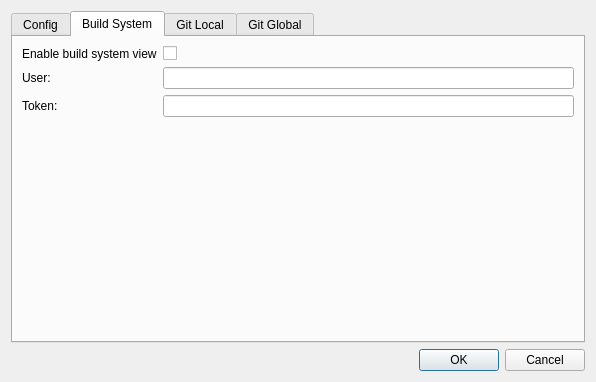
francescmm/GitQlient, file src/aux_widgets/RepoConfigDlg.ui: the form before one commit.
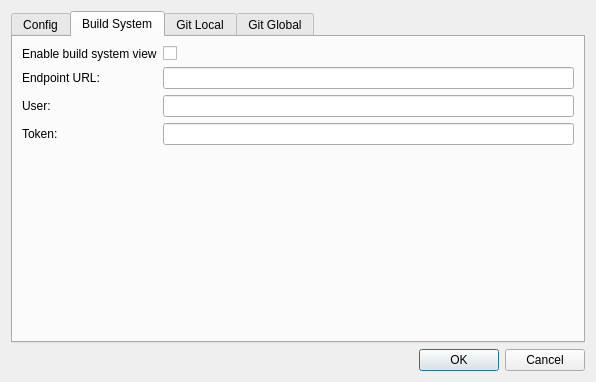
The form after the commit. The open tabs and pages were chosen to show the change. Icons and pictures are not drawn. Custom widgets are drawn as their Qt base class.

Commit message: Adding URL to the build system params

Patch:
```diff
--- a/src/aux_widgets/RepoConfigDlg.ui
+++ b/src/aux_widgets/RepoConfigDlg.ui
@@ -197,21 +197,21 @@
          </property>
         </widget>
        </item>
-       <item row="1" column="0">
+       <item row="2" column="0">
         <widget class="QLabel" name="leBsUserLabel">
          <property name="text">
           <string>User:</string>
          </property>
         </widget>
        </item>
-       <item row="2" column="0">
+       <item row="3" column="0">
         <widget class="QLabel" name="leBsTokenLabel">
          <property name="text">
           <string>Token:</string>
          </property>
         </widget>
        </item>
-       <item row="3" column="0">
+       <item row="4" column="0">
         <spacer name="verticalSpacer_2">
          <property name="orientation">
           <enum>Qt::Vertical</enum>
@@ -224,11 +224,25 @@
          </property>
         </spacer>
        </item>
-       <item row="1" column="1">
-        <widget class="QLineEdit" name="leBsUser"/>
-       </item>
        <item row="2" column="1">
-        <widget class="QLineEdit" name="leBsToken"/>
+        <widget class="QLineEdit" name="leBsUser"/>
+       </item>
+       <item row="3" column="1">
+        <widget class="QLineEdit" name="leBsToken">
+         <property name="echoMode">
+          <enum>QLineEdit::Password</enum>
+         </property>
+        </widget>
+       </item>
+       <item row="1" column="0">
+        <widget class="QLabel" name="leBsUrlLabel">
+         <property name="text">
+          <string>Endpoint URL:</string>
+         </property>
+        </widget>
+       </item>
+       <item row="1" column="1">
+        <widget class="QLineEdit" name="leBsUrl"/>
        </item>
       </layout>
      </widget>
```
Left out of the diff: 6 changed lines with no effect on the pictures. The commit also changes 1 other file.
